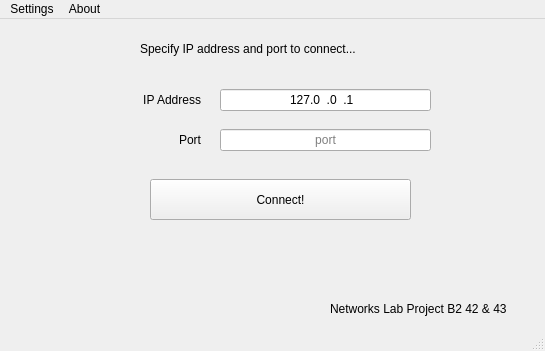
avikantz/DankFTPClient, file Client/entrywindow.ui: the form before one commit.
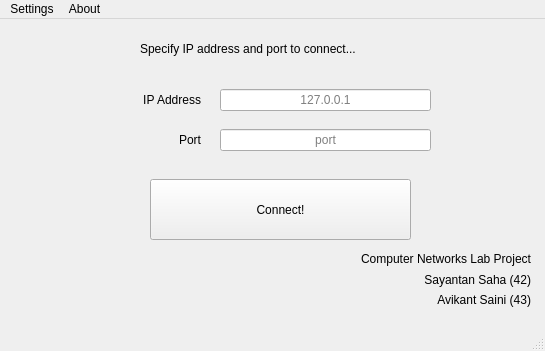
The form after the commit. Icons and pictures are not drawn.

What changed in the file:
```diff
--- a/Client/entrywindow.ui
+++ b/Client/entrywindow.ui
@@ -20,12 +20,34 @@
       <x>150</x>
       <y>160</y>
       <width>261</width>
-      <height>41</height>
+      <height>61</height>
      </rect>
     </property>
     <property name="text">
      <string>Connect!</string>
     </property>
+    <property name="icon">
+     <iconset resource="resources.qrc">
+      <normaloff>:/connect.png</normaloff>:/connect.png</iconset>
+    </property>
+    <property name="iconSize">
+     <size>
+      <width>32</width>
+      <height>32</height>
+     </size>
+    </property>
+    <property name="shortcut">
+     <string>Ctrl+Return</string>
+    </property>
+    <property name="autoDefault">
+     <bool>false</bool>
+    </property>
+    <property name="default">
+     <bool>false</bool>
+    </property>
+    <property name="flat">
+     <bool>false</bool>
+    </property>
    </widget>
    <widget class="QLineEdit" name="ip_addr">
     <property name="geometry">
@@ -39,11 +61,8 @@
     <property name="cursor">
      <cursorShape>IBeamCursor</cursorShape>
     </property>
-    <property name="inputMask">
-     <string>000.000.000.000</string>
-    </property>
     <property name="text">
-     <string>127.0.0.1</string>
+     <string/>
     </property>
     <property name="maxLength">
      <number>15</number>
@@ -132,13 +151,48 @@
     <property name="geometry">
      <rect>
       <x>330</x>
-      <y>280</y>
+      <y>229</y>
       <width>201</width>
-      <height>20</height>
+      <height>21</height>
      </rect>
     </property>
     <property name="text">
-     <string>Networks Lab Project B2 42 &amp; 43</string>
+     <string>Computer Networks Lab Project</string>
+    </property>
+    <property name="alignment">
+     <set>Qt::AlignRight|Qt::AlignTrailing|Qt::AlignVCenter</set>
+    </property>
+   </widget>
+   <widget class="QLabel" name="label_5">
+    <property name="geometry">
+     <rect>
+      <x>390</x>
+      <y>250</y>
+      <width>141</width>
+      <height>21</height>
+     </rect>
+    </property>
+    <property name="text">
+     <string>Sayantan Saha (42)</string>
+    </property>
+    <property name="alignment">
+     <set>Qt::AlignRight|Qt::AlignTrailing|Qt::AlignVCenter</set>
+    </property>
+   </widget>
+   <widget class="QLabel" name="label_6">
+    <property name="geometry">
+     <rect>
+      <x>390</x>
+      <y>270</y>
+      <width>141</width>
+      <height>21</height>
+     </rect>
+    </property>
+    <property name="text">
+     <string>Avikant Saini (43)</string>
+    </property>
+    <property name="alignment">
+     <set>Qt::AlignRight|Qt::AlignTrailing|Qt::AlignVCenter</set>
     </property>
    </widget>
   </widget>
```
Left out of the diff: 6 changed lines with no effect on the pictures.
